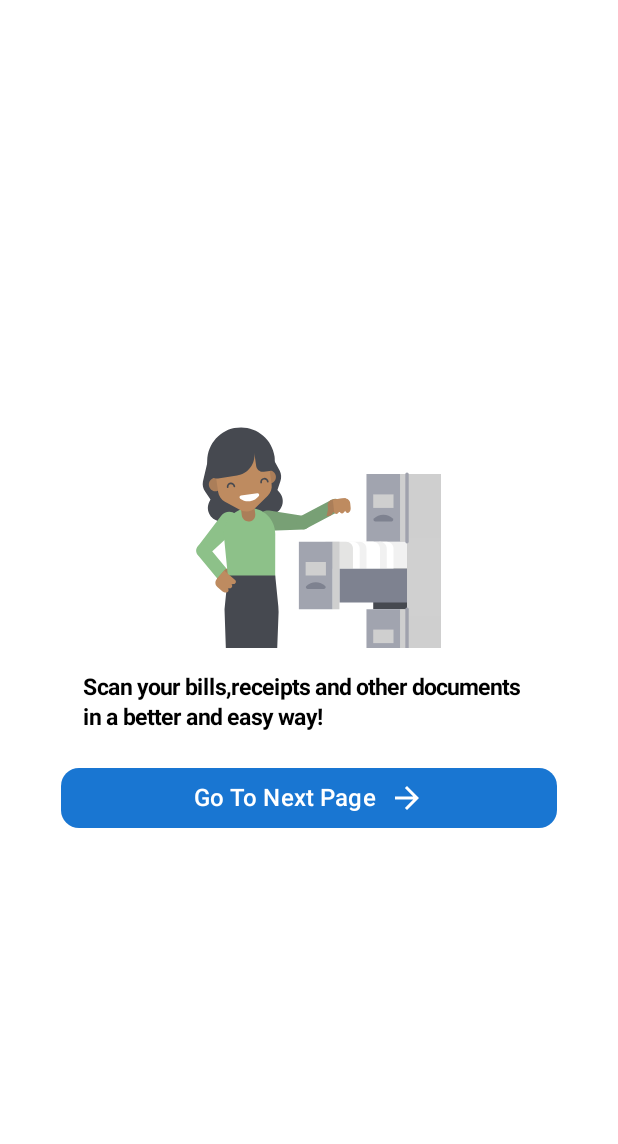
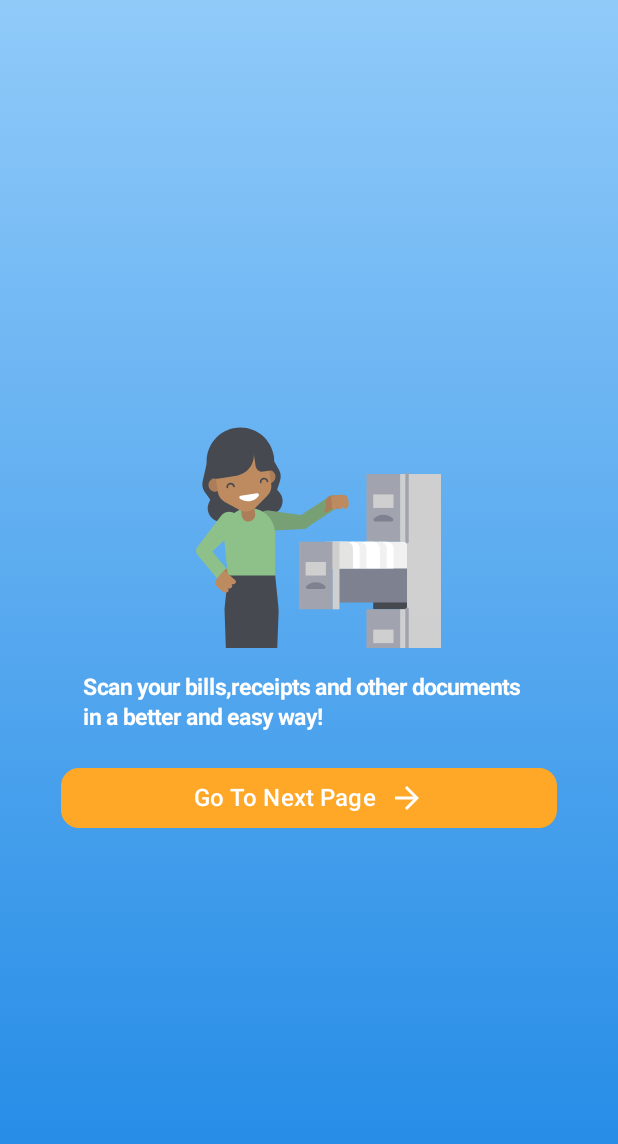
Before and after one commit to CulturalProfessor/invoice-parsing-app, an Android app built with Jetpack Compose: the @Preview function MainScreenPreview, on a phone screen of 412 x 824 dp. Shown: the top 1144 px of the screen. Run offline under Robolectric (Android 15) with nearby library versions, the phone set to English and light mode, and no system bars.

Commit message:
UI of main screen changed

```diff
--- a/app/src/main/java/com/example/ocr_poc/screens/appnavigation.kt
+++ b/app/src/main/java/com/example/ocr_poc/screens/appnavigation.kt
@@ -11,7 +11,7 @@ import androidx.navigation.compose.rememberNavController
 fun AppNavigation() {
     val navController = rememberNavController()
 
-    NavHost(navController = navController, startDestination = "scroll_screen") {
+    NavHost(navController = navController, startDestination = "splash") {
         composable("splash") { SplashScreen(navController) }
         composable("main") { MainScreen(navController) }
         composable("scroll_screen") { ScrollScreenWithTabs(  onBackClick = { navController.popBackStack()}) }
--- a/app/src/main/java/com/example/ocr_poc/screens/mainscreen.kt
+++ b/app/src/main/java/com/example/ocr_poc/screens/mainscreen.kt
@@ -1,7 +1,7 @@
 package com.example.ocr_poc.screens
 
-
 import androidx.activity.result.IntentSenderRequest
+import androidx.compose.foundation.background
 import androidx.compose.foundation.layout.*
 import androidx.compose.foundation.shape.RoundedCornerShape
 import androidx.compose.material3.*
@@ -11,6 +11,7 @@ import androidx.compose.ui.Alignment
 import androidx.compose.material.icons.Icons
 import androidx.compose.material.icons.filled.ArrowForward
 import androidx.compose.ui.Modifier
+import androidx.compose.ui.graphics.Brush
 import androidx.compose.ui.graphics.Color
 import androidx.compose.ui.text.font.FontWeight
 import androidx.compose.ui.unit.dp
@@ -22,13 +23,25 @@ import com.airbnb.lottie.compose.rememberLottieComposition
 import com.airbnb.lottie.compose.LottieCompositionSpec
 import androidx.compose.ui.tooling.preview.Preview
 
-
 @Composable
 fun MainScreen(navController: NavController) {
     // Load the Lottie composition using the correct spec
-    val composition = rememberLottieComposition(spec = LottieCompositionSpec.RawRes(R.raw.firstscreen)) // animation.json in the res/raw folder
+    val composition =
+        rememberLottieComposition(spec = LottieCompositionSpec.RawRes(R.raw.firstscreen)) // animation.json in res/raw
 
-    // Column to arrange text and animation vertically
+    // Gradient background
+    Box(
+        modifier = Modifier
+            .fillMaxSize()
+            .background(
+                brush = Brush.verticalGradient(
+                    colors = listOf(
+                        Color(0xFF90CAF9), // Light blue
+                        Color(0xFF1E88E5)  // Deeper blue
+                    )
+                )
+            )
+    ) {
         Column(
             modifier = Modifier.fillMaxSize(),
             horizontalAlignment = Alignment.CenterHorizontally,
@@ -41,26 +54,26 @@ fun MainScreen(navController: NavController) {
                     iterations = Int.MAX_VALUE,
                     modifier = Modifier
                         .size(200.dp)
-                    .padding(bottom = 16.dp) // Adjust the space between animation and text
+                        .padding(bottom = 16.dp)
                 )
             }
 
-
             Text(
                 text = "Scan your bills,receipts and other documents in a better and easy way!",
-            color = Color.Black,
+                color = Color.White,
                 lineHeight = 20.sp,
                 fontWeight = FontWeight.W700,
                 style = MaterialTheme.typography.headlineMedium.copy(fontSize = 15.sp),
                 modifier = Modifier
-                .padding( horizontal = 55.dp,),
+                    .padding(horizontal = 55.dp)
             )
 
+            // Button with orange color
             Button(
                 onClick = {
                     navController.navigate("scroll_screen")
                 },
-            colors = ButtonDefaults.buttonColors(containerColor = Color(0xFF1976D2)),
+                colors = ButtonDefaults.buttonColors(containerColor = Color(0xFFFFA726)), // Orange button
                 shape = RoundedCornerShape(12.dp),
                 modifier = Modifier
                     .fillMaxWidth(0.9f)
@@ -78,7 +91,7 @@ fun MainScreen(navController: NavController) {
                     )
                 }
             }
-
+        }
     }
 }
 
```
Lines whose indentation alone changed are shown as unchanged.
